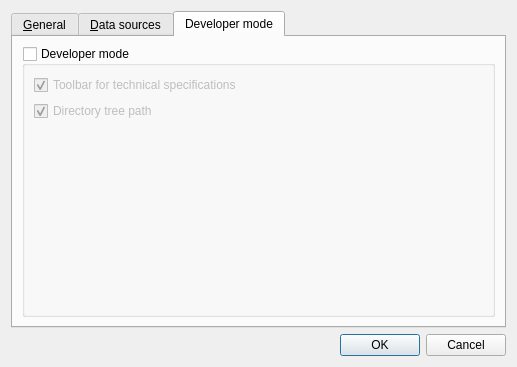
The window that src/settingsdialog.ui (ZIMA-Engineering/ZIMA-CAD-Parts) describes before a commit, drawn with Qt 5.
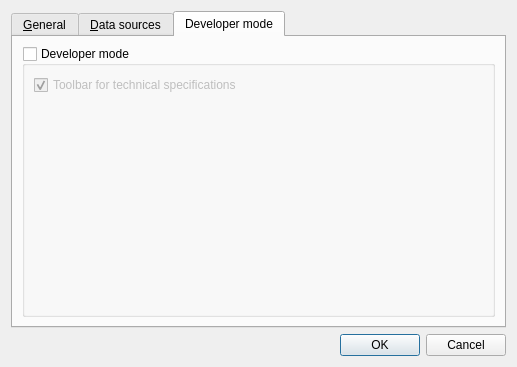
The same window after the commit. The open tabs and pages were chosen to show the change.

Commit message: Always show directory tree path

Patch:
```diff
--- a/src/settingsdialog.ui
+++ b/src/settingsdialog.ui
@@ -287,16 +287,6 @@
             </property>
            </widget>
           </item>
-          <item>
-           <widget class="QCheckBox" name="dirTreePathCheckBox">
-            <property name="text">
-             <string>Directory tree path</string>
-            </property>
-            <property name="checked">
-             <bool>true</bool>
-            </property>
-           </widget>
-          </item>
           <item>
            <spacer name="verticalSpacer_4">
             <property name="orientation">
```
The commit also changes 4 other files.
